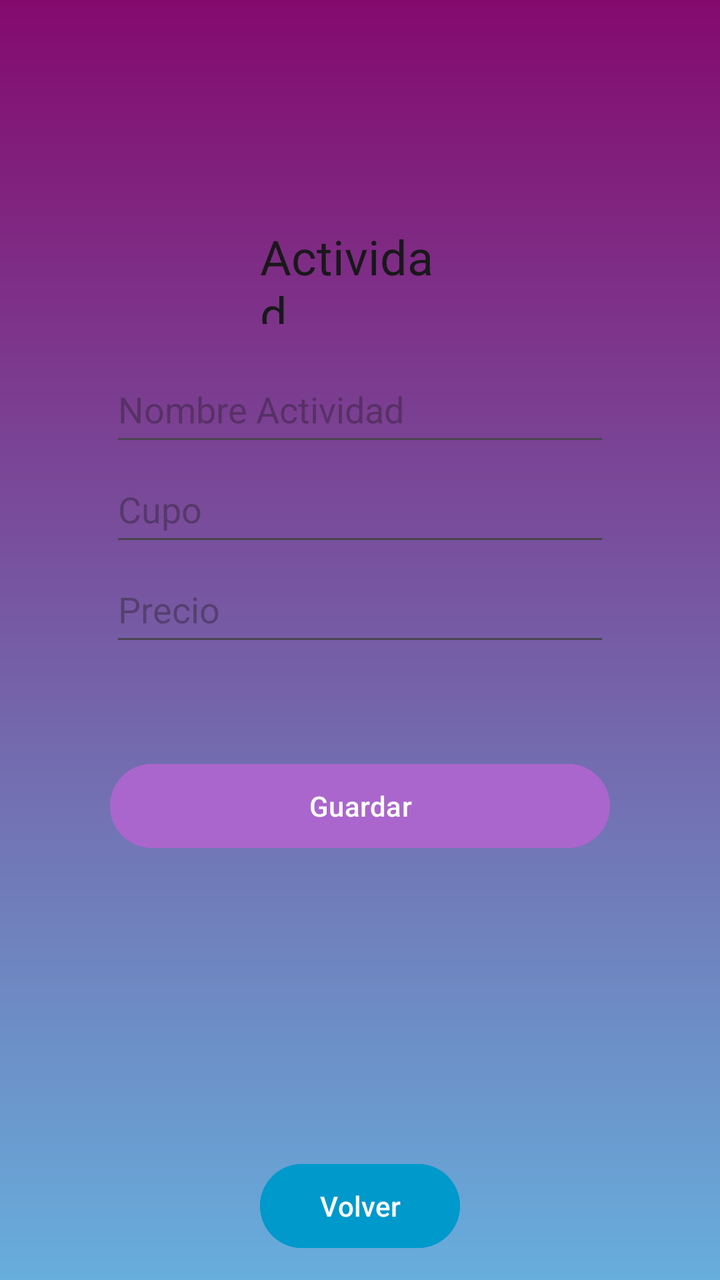
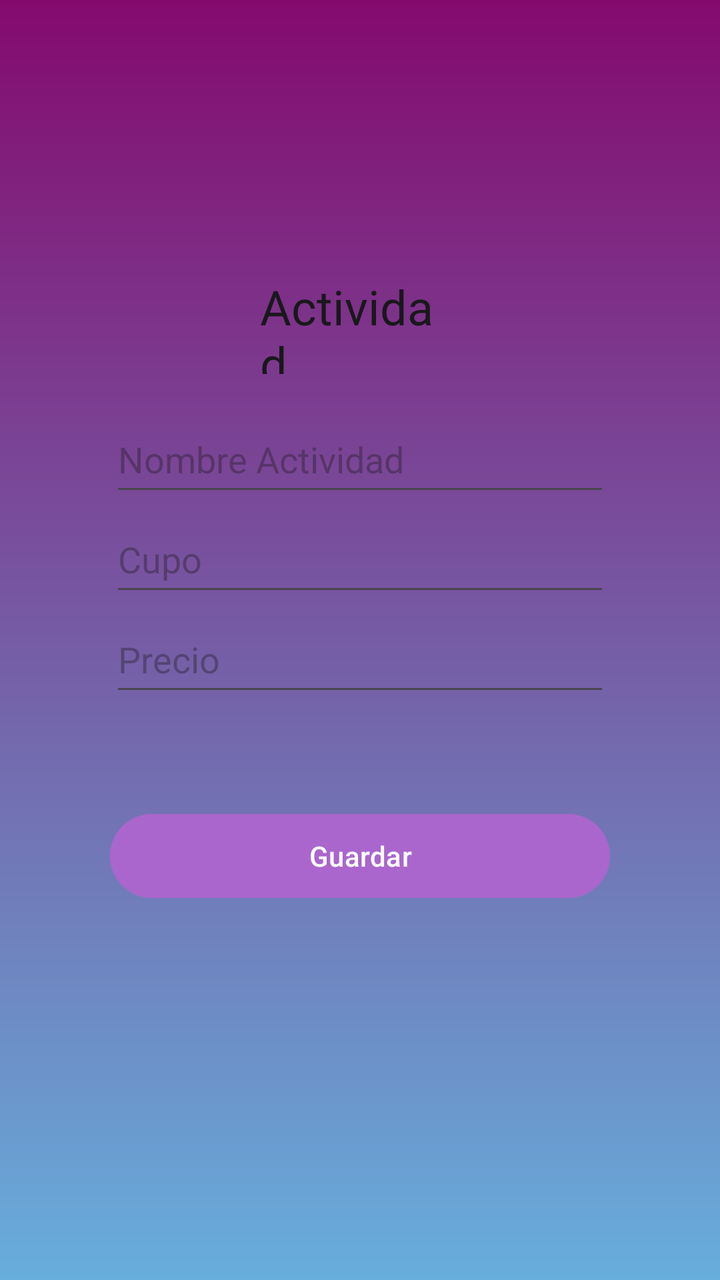

Before-and-after screenshots of an Android layout around one commit, followed by the original layout XML and the change that was made.
<!-- AndroidManifest.xml: application theme Theme.ClubDeportivo -->
<!-- res/layout/activity_new_activity.xml -->
<?xml version="1.0" encoding="utf-8"?>
<LinearLayout xmlns:android="http://schemas.android.com/apk/res/android"
    android:layout_width="match_parent"
    android:layout_height="match_parent"
    android:orientation="vertical"
    android:padding="16dp"
    android:background="@drawable/gradient_background"
    android:gravity="center">

    <TextView
        android:text="Actividad"
        android:textSize="24sp"
        android:textColor="#19181B"
        android:layout_gravity="center"
        android:layout_marginTop="100dp"
        android:layout_marginBottom="16dp"
        android:layout_width="100dp"
        android:layout_height="50dp"/>

    <EditText
        android:hint="Nombre Actividad"
        android:layout_width="250dp"
        android:layout_height="50dp" />
    <EditText
        android:hint="Cupo"
        android:layout_width="250dp"
        android:layout_height="50dp"
        android:inputType="number" />

    <EditText
        android:hint="Precio"
        android:layout_width="250dp"
        android:layout_height="50dp"
        android:inputType="numberDecimal"
        android:layout_marginBottom="50dp"
        />

    <Button
        android:id="@+id/btnGuardar"
        android:text="Guardar"
        android:layout_width="250dp"
        android:layout_height="50dp"
        android:backgroundTint="@android:color/holo_purple"
        android:layout_marginBottom="150dp"
        />

    <Button
        android:id="@+id/btnVolver"
        android:text="Volver"
        android:layout_width="100dp"
        android:layout_height="50dp"
        android:backgroundTint="@android:color/holo_blue_dark" />

</LinearLayout>
<!-- resources referenced by this layout -->
<resources>
  <!-- drawable gradient_background (drawable) -->
  <?xml version="1.0" encoding="utf-8"?>
  <layer-list xmlns:android="http://schemas.android.com/apk/res/android">
      <item>
          
          <shape>
              <gradient
                  android:angle="90"
                  android:startColor="#67AEDC"
                  android:centerColor="#765CA5"
                  android:endColor="#840A6E"
                  android:type="linear" />
          </shape>
      </item>
  </layer-list>
  <style name="Theme.ClubDeportivo" parent="Base.Theme.ClubDeportivo" />
  <style name="Base.Theme.ClubDeportivo" parent="Theme.Material3.DayNight.NoActionBar">
          
          
      </style>
</resources>

<!-- the commit's change to res/layout/activity_new_activity.xml (unified diff, before → after) -->
@@ -44,11 +44,4 @@
         android:layout_marginBottom="150dp"
         />
 
-    <Button
-        android:id="@+id/btnVolver"
-        android:text="Volver"
-        android:layout_width="100dp"
-        android:layout_height="50dp"
-        android:backgroundTint="@android:color/holo_blue_dark" />
-
 </LinearLayout>
